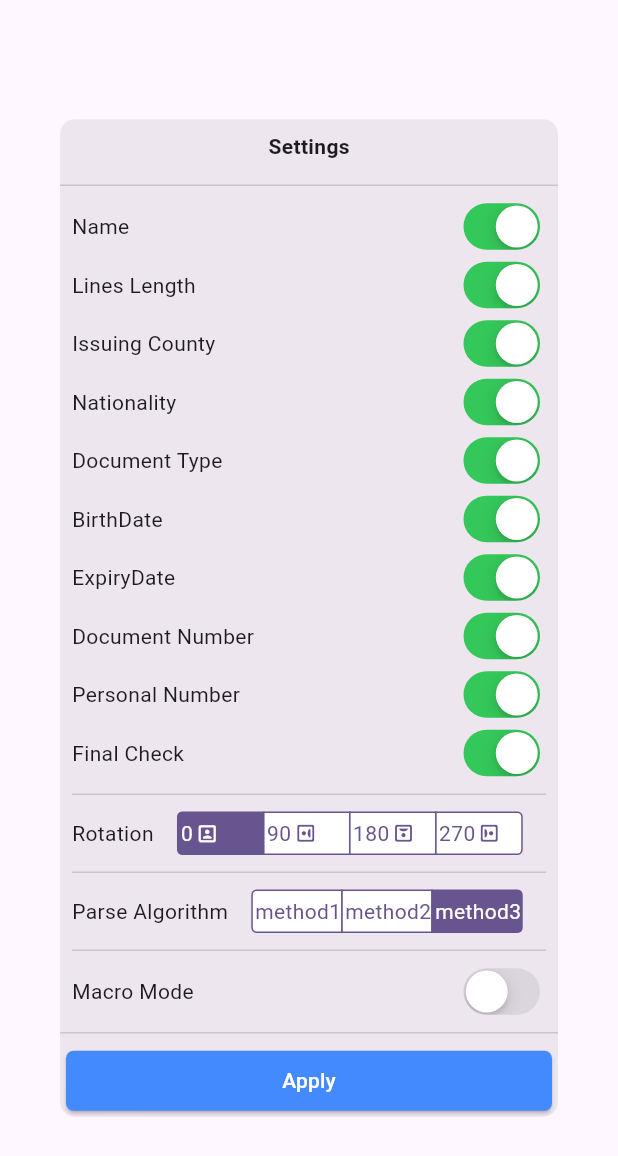
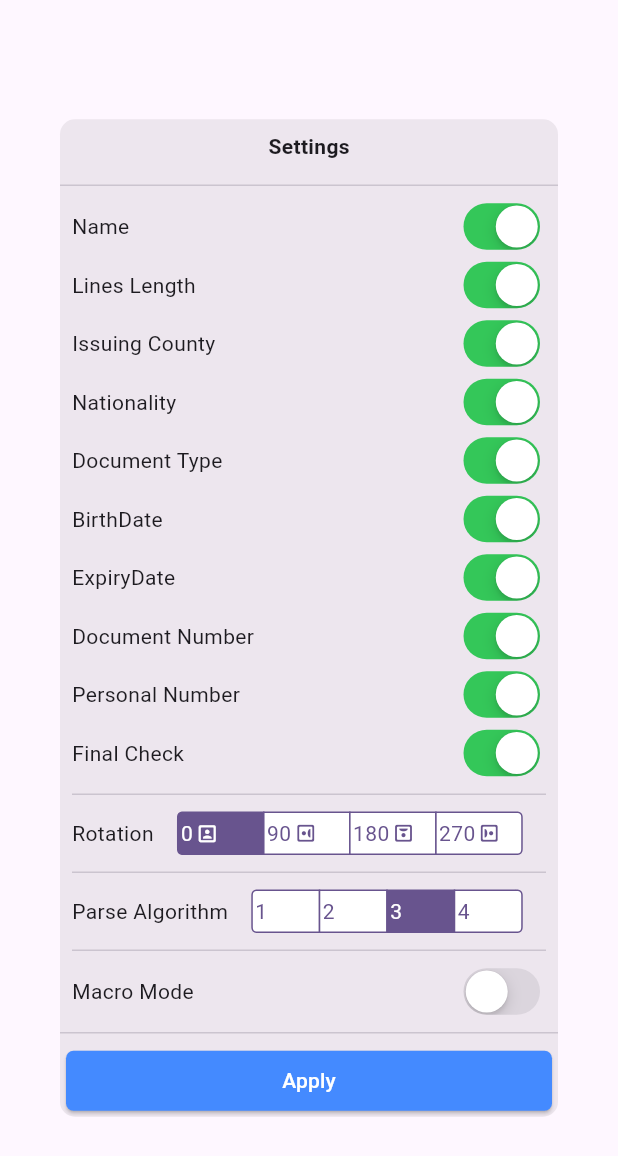
Before and after one commit to MahmoodBakhshayesh/ocr_mrz, a Flutter app: the OcrSettingDialog widget shown alone on an empty page, opened directly with empty values, on a phone screen of 412 x 824 dp. Shown: the top 1156 px of the screen. Run offline on Flutter 3.47's test engine with Material 3 defaults, Android fonts, the light colour scheme and no system bars; missing offline and left inert: camera_kit_plus.

Commit message:
version: 0.0.40

```diff
--- a/example/lib/main.dart
+++ b/example/lib/main.dart
@@ -254,10 +254,11 @@ class _MyHomePageState extends State<MyHomePage> {
                         if (a.matchSetting(setting)) {
                           showFoundPassport(a);
                         } else {
-                          log("res does not match setting");
+                          // log("res does not match setting");
+                          // log(jsonEncode(a.valid.toJson()));
                         }
                       }
-                      log("✅ ${a.documentType} matched:");
+                      // log("✅ ${a.documentType} matched:");
                     },
                     mrzLogger: (l) {
                       if (l.rawMrzLines.isNotEmpty && l.fixedMrzLines.join().trim().isNotEmpty) {
--- a/lib/ocr_mrz_settings_class.dart
+++ b/lib/ocr_mrz_settings_class.dart
@@ -7,6 +7,22 @@ enum ParseAlgorithm {
   method1,
   method2,
   method3,
+  method4;
+
+  @override
+  toString(){
+    switch(this){
+
+      case ParseAlgorithm.method1:
+        return "1";
+      case ParseAlgorithm.method2:
+        return "2";
+      case ParseAlgorithm.method3:
+        return "3";
+      case ParseAlgorithm.method4:
+        return "4";
+    }
+  }
 }
 @immutable
 class OcrMrzSetting {
--- a/lib/ocr_setting_dialog.dart
+++ b/lib/ocr_setting_dialog.dart
@@ -183,7 +183,7 @@ class _OcrSettingDialogState extends State<OcrSettingDialog> {
                     Expanded(
                       child: CupertinoSegmentedControl<ParseAlgorithm>(
                         groupValue: tmp.algorithm,
-                        children: Map.fromIterable(ParseAlgorithm.values,key: (a)=>a,value:(a)=>Row(children: [Padding(padding: EdgeInsets.symmetric(horizontal: 2), child: Text("${(a as ParseAlgorithm).name}"))]),),
+                        children: Map.fromIterable(ParseAlgorithm.values,key: (a)=>a,value:(a)=>Row(children: [Padding(padding: EdgeInsets.symmetric(horizontal: 2), child: Text("${(a as ParseAlgorithm).toString()}"))]),),
                         onValueChanged: (a) {
                           tmp = tmp.copyWith(algorithm: a);
                           setState(() {});
--- a/pubspec.yaml
+++ b/pubspec.yaml
@@ -1,6 +1,6 @@
 name: ocr_mrz
 description: "A new Flutter package uses ocr to get mrz"
-version: 0.0.38
+version: 0.0.40
 
 homepage: https://github.com/MahmoodBakhshayesh/ocr_mrz
 
```
Also changed, not shown: lib/my_ocr_handler_new.dart (+91 -74 lines), lib/ocr_mrz_widget.dart (+40 -23 lines), assets/images/scanner_frame.png.
